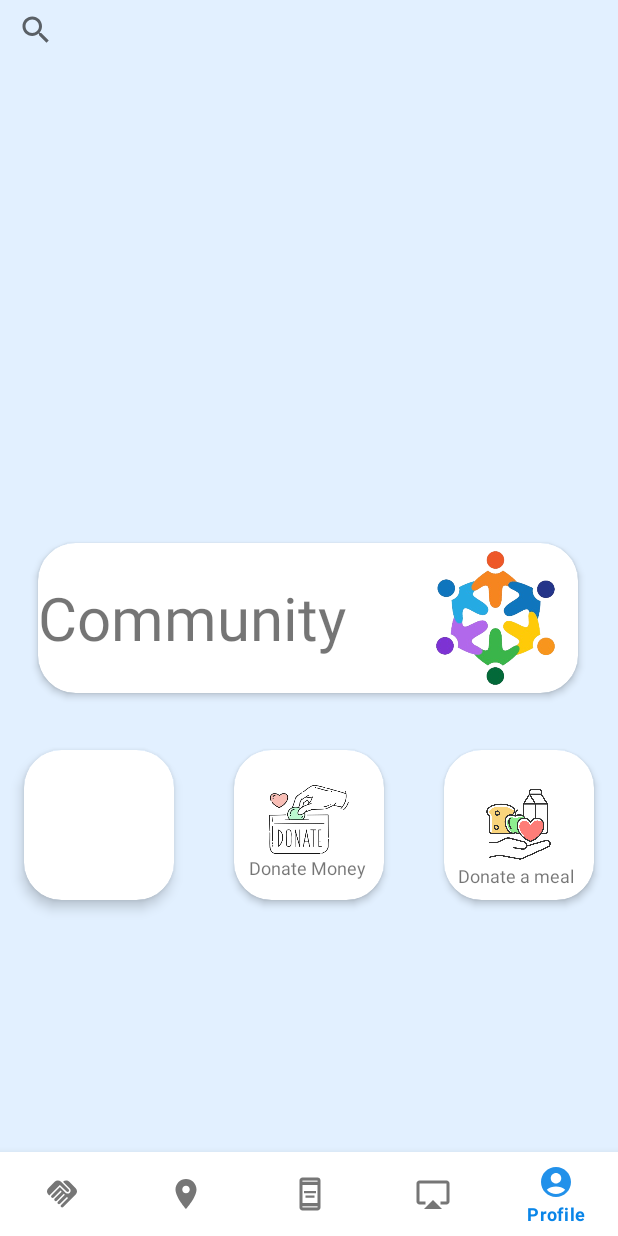
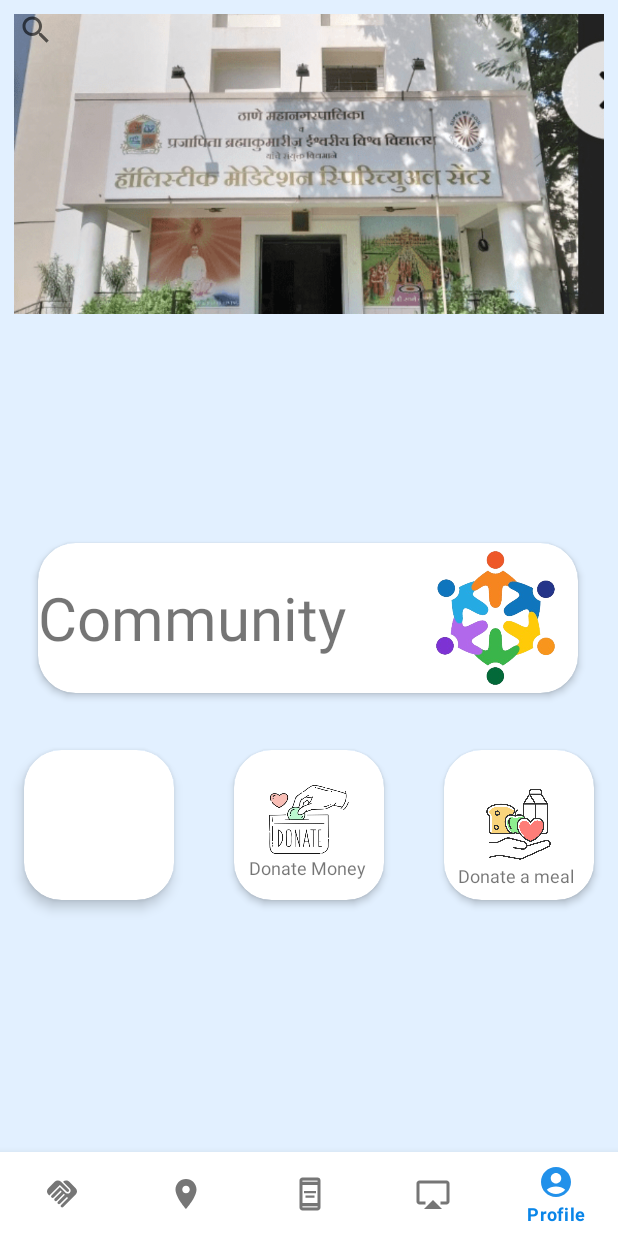
Before and after one commit to Code-X-Novas/Shine_gdsc, an Android app: the screen it shows after launch (MainActivity), item 5 of the bottom bar chosen, on a phone screen of 412 x 824 dp. Run offline under Robolectric (Android 15) with nearby library versions, the phone set to English and light mode, and no system bars.

Commit message:
slider view created

```diff
--- a/app/build.gradle.kts
+++ b/app/build.gradle.kts
@@ -45,6 +45,12 @@ dependencies {
     implementation ("com.google.code.gson:gson:2.8.8")
 
 
+    implementation("androidx.viewpager2:viewpager2:1.0.0")
+
+
+
+
+
 
 
 
--- /dev/null
+++ b/app/src/main/java/com/example/new_project/SliderAdapter.java
@@ -0,0 +1,47 @@
+package com.example.new_project;
+
+
+import android.view.LayoutInflater;
+import android.view.View;
+import android.view.ViewGroup;
+import android.widget.ImageView;
+
+import androidx.annotation.NonNull;
+import androidx.recyclerview.widget.RecyclerView;
+
+import java.util.List;
+
+public class SliderAdapter extends RecyclerView.Adapter<SliderAdapter.SliderViewHolder> {
+
+    private List<Integer> images;
+
+    public SliderAdapter(List<Integer> images) {
+        this.images = images;
+    }
+
+    @NonNull
+    @Override
+    public SliderViewHolder onCreateViewHolder(@NonNull ViewGroup parent, int viewType) {
+        View view = LayoutInflater.from(parent.getContext()).inflate(R.layout.slide_item_container, parent, false);
+        return new SliderViewHolder(view);
+    }
+
+    @Override
+    public void onBindViewHolder(@NonNull SliderViewHolder holder, int position) {
+        holder.imageView.setImageResource(images.get(position));
+    }
+
+    @Override
+    public int getItemCount() {
+        return images.size();
+    }
+
+    static class SliderViewHolder extends RecyclerView.ViewHolder {
+        ImageView imageView;
+
+        public SliderViewHolder(@NonNull View itemView) {
+            super(itemView);
+            imageView = itemView.findViewById(R.id.image_view);
+        }
+    }
+}
--- a/app/src/main/java/com/example/new_project/fragment/fragment_profile.java
+++ b/app/src/main/java/com/example/new_project/fragment/fragment_profile.java
@@ -6,6 +6,7 @@ import android.os.Bundle;
 
 import androidx.cardview.widget.CardView;
 import androidx.fragment.app.Fragment;
+import androidx.viewpager2.widget.ViewPager2;
 
 import android.view.LayoutInflater;
 import android.view.View;
@@ -13,10 +14,19 @@ import android.view.ViewGroup;
 
 import com.example.new_project.DonationFormActivity;
 import com.example.new_project.R;
+import com.example.new_project.SliderAdapter;
 import com.example.new_project.community;
+
+import java.util.Arrays;
+import java.util.List;
 
 
 public class fragment_profile extends Fragment {
+
+
+    private ViewPager2 viewPager;
+    private SliderAdapter sliderAdapter;
+
     View layout;
     Activity activity;
     public fragment_profile(Activity activity){
@@ -52,6 +62,18 @@ public class fragment_profile extends Fragment {
 
 
 
+        viewPager = layout.findViewById(R.id.viewpager);
+        viewPager.setOrientation(ViewPager2.ORIENTATION_HORIZONTAL);
+
+        List<Integer> images = Arrays.asList(R.drawable.resturant3, R.drawable.resturantpic1, R.drawable.resturantpic2);
+        sliderAdapter = new SliderAdapter(images);
+
+        viewPager.setAdapter(sliderAdapter);
+
+
+
+
+
 
         return layout;
     }
--- a/app/src/main/res/layout/fragment_profile.xml
+++ b/app/src/main/res/layout/fragment_profile.xml
@@ -6,6 +6,22 @@
     xmlns:app="http://schemas.android.com/apk/res-auto"
     tools:context=".fragment.fragment_profile"
     android:background="#E2F0FF">
+
+    <androidx.viewpager2.widget.ViewPager2
+        android:id="@+id/viewpager"
+        android:layout_width="match_parent"
+        android:layout_height="200dp"
+        tools:ignore="MissingConstraint"
+        android:layout_margin="9dp"/>
+
+
+
+
+    <SearchView
+        android:layout_width="match_parent"
+        android:layout_height="40dp">
+
+    </SearchView>
 
     <androidx.cardview.widget.CardView
         android:id="@+id/donate_money"
@@ -119,11 +135,6 @@
 
     </androidx.cardview.widget.CardView>
 
-    <SearchView
-        android:layout_width="match_parent"
-        android:layout_height="40dp"
-        >
 
-    </SearchView>
 
 </FrameLayout>
--- /dev/null
+++ b/app/src/main/res/layout/slide_item_container.xml
@@ -0,0 +1,13 @@
+<?xml version="1.0" encoding="utf-8"?>
+<!-- res/layout/slider_item.xml -->
+<LinearLayout xmlns:android="http://schemas.android.com/apk/res/android"
+    android:layout_width="match_parent"
+    android:layout_height="match_parent">
+
+    <ImageView
+        android:id="@+id/image_view"
+        android:layout_width="match_parent"
+        android:layout_height="match_parent"
+        android:scaleType="centerCrop" />
+
+</LinearLayout>
--- a/gradle.properties
+++ b/gradle.properties
@@ -20,3 +20,4 @@ android.useAndroidX=true
 # thereby reducing the size of the R class for that library
 android.nonTransitiveRClass=true
 MAPTILER_API_KEY="fk7VJmEr4fSBvUQN2N1C"
+sdk.dir = /Users/sambitpradhan/Library/Android/sdk
```
Also changed, not shown: app/src/main/res/drawable/resturant3.png (added), app/src/main/res/drawable/resturantpic1.png (added), app/src/main/res/drawable/resturantpic2.png (added).
